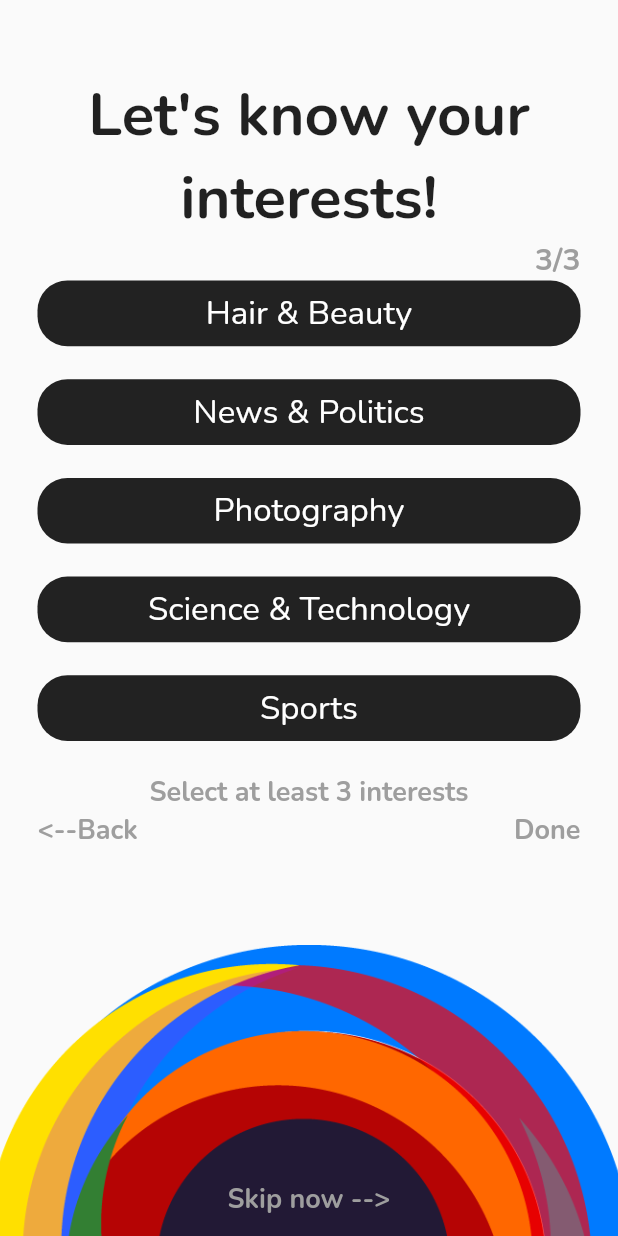
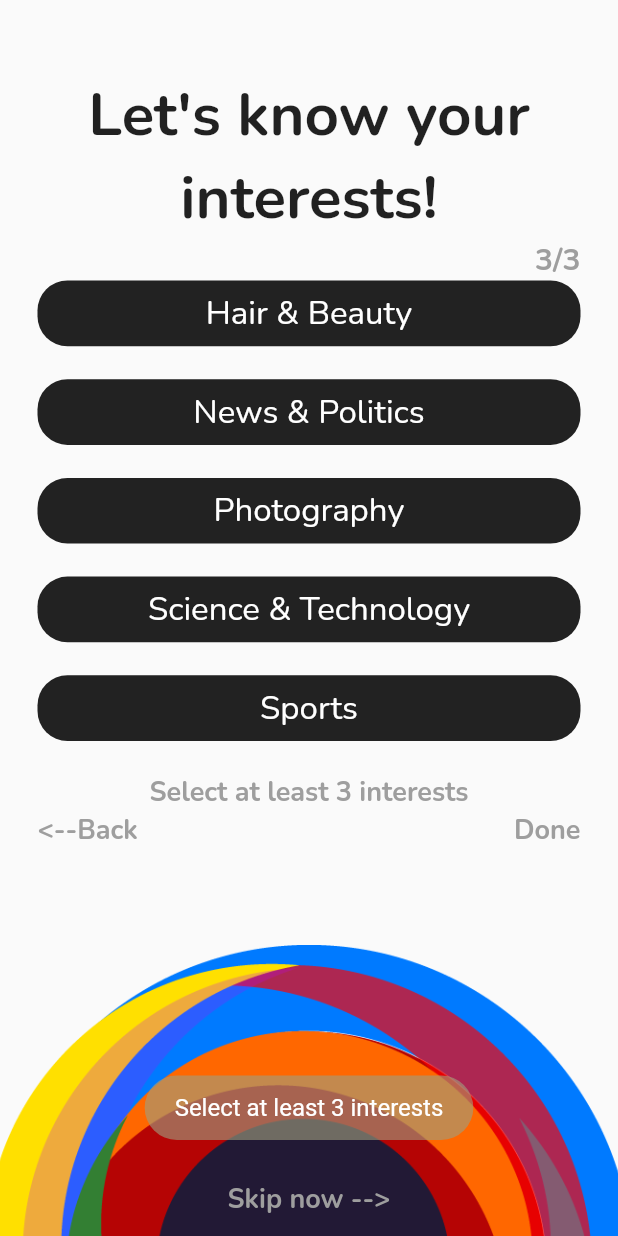
Before and after one commit to Orion-Software-Engineering/flutter, a Flutter app: the InterestsThree screen opened by its route, after a tap on "Done", on a phone screen of 412 x 824 dp. Run offline on Flutter 3.47's test engine with Material 2 defaults, Android fonts, the phone set to English and light mode, and no system bars; our stand-ins replace fluttertoast.

Commit message:
Skip now button  implemented and All Set Page added
Skip now allows user to skip other interests pages only when they've selected at least 3 interests

```diff
--- a/lib/components/interests/interests_page.dart
+++ b/lib/components/interests/interests_page.dart
@@ -1,4 +1,5 @@
 import 'package:flutter/material.dart';
+import 'package:fluttertoast/fluttertoast.dart';
 import 'package:matchmaking_demo/utils/variables.dart';
 import '../../utils/constants.dart';
 import 'interests_button.dart';
@@ -105,9 +106,19 @@ class InterestsPage extends StatelessWidget {
               GestureDetector(
                 onTap: () {
                   if (pageNumber == 3) {
-                    //TODO API Call should be done here with globalInterestsSet. Convert to list if needed.
+                    if (globalInterestsSet.length < 3) {
+                      Fluttertoast.showToast(
+                          backgroundColor: Color(0x9E9E9E7E),
+                          textColor: Colors.white,
+                          msg: 'Select at least 3 interests',
+                          fontSize: 16);
+                    } else {
+                      Navigator.pushNamed(context, nextPage!);
+                      //TODO API Call should be done here with globalInterestsSet. Convert to list if needed.
+                    }
+                  } else {
+                    Navigator.pushNamed(context, nextPage!);
                   }
-                  Navigator.pushNamed(context, nextPage!);
                 },
                 child: Text(
                   (pageNumber == 3) ? 'Done' : 'Next-->',
@@ -123,6 +134,15 @@ class InterestsPage extends StatelessWidget {
           child: TextButton(
               onPressed: () {
                 print(globalInterestsSet);
+                if (globalInterestsSet.length > 2) {
+                  Navigator.pushNamed(context, '/all_set');
+                } else {
+                  Fluttertoast.showToast(
+                      backgroundColor: Color(0x9E9E9E7E),
+                      textColor: Colors.white,
+                      msg: 'Select at least 3 interests',
+                      fontSize: 16);
+                }
               },
               child: Text(
                 'Skip now -->',
--- a/lib/interests/interests_3.dart
+++ b/lib/interests/interests_3.dart
@@ -9,6 +9,7 @@ class InterestsThree extends StatelessWidget {
   Widget build(BuildContext context) {
     return InterestsScaffold(
       child: InterestsPage(
+        nextPage: '/all_set',
         showBackButton: true,
         pageNumber: 3,
       ),
--- a/lib/main.dart
+++ b/lib/main.dart
@@ -1,6 +1,7 @@
 import 'package:flutter/material.dart';
 import 'package:matchmaking_demo/interests/interests_1.dart';
 import 'package:matchmaking_demo/interests/interests_2.dart';
+import 'components/interests/all_set.dart';
 import 'interests/interests_3.dart';
 import 'signup/sign_up_page.dart';
 import 'login/login_page.dart';
@@ -21,10 +22,12 @@ class MyApp extends StatelessWidget {
       initialRoute: '/login',
       routes: {
         '/login': (context) => Login(),
-        '/sign_up': (context) => SignUp(),
+        '/sign_up': (context) =>
+            SignUp(), //TODO Bridge between '/sign_up' and '/interests_1' not built yet. Check TODOs for specifics.
         '/interests_1': (context) => InterestsOne(),
         '/interests_2': (context) => InterestsTwo(),
-        '/interests_3': (context) => InterestsThree()
+        '/interests_3': (context) => InterestsThree(),
+        '/all_set': (context) => AllSet()
       },
     );
   }
--- a/lib/signup/sign_up_page.dart
+++ b/lib/signup/sign_up_page.dart
@@ -120,6 +120,7 @@ class _SignUpState extends State<SignUp> {
                           },
                         ),
                         TextFormField(
+                          keyboardType: TextInputType.emailAddress,
                           decoration: InputDecoration(
                             labelText: 'Email',
                             labelStyle: signUpLoginTextFieldTextStyle,
@@ -197,6 +198,7 @@ class _SignUpState extends State<SignUp> {
                                           content: Text('Signup Successful')));
                                 });
                               });
+                              //TODO Navigation to '/interest_1' page BLogic kindly find the most suitable place to put it. I can't seem to figure it out
                             }
                             print(requestModel.toJson());
                           },
--- a/pubspec.yaml
+++ b/pubspec.yaml
@@ -33,6 +33,7 @@ dependencies:
   date_field: ^3.0.0
   ionicons: ^0.1.2
   http: ^0.13.4
+  fluttertoast: ^8.0.9
 
 
   # The following adds the Cupertino Icons font to your application.
```
Also changed, not shown: lib/components/interests/all_set.dart (added, +17 -0 lines), pubspec.lock, 3 other files.
